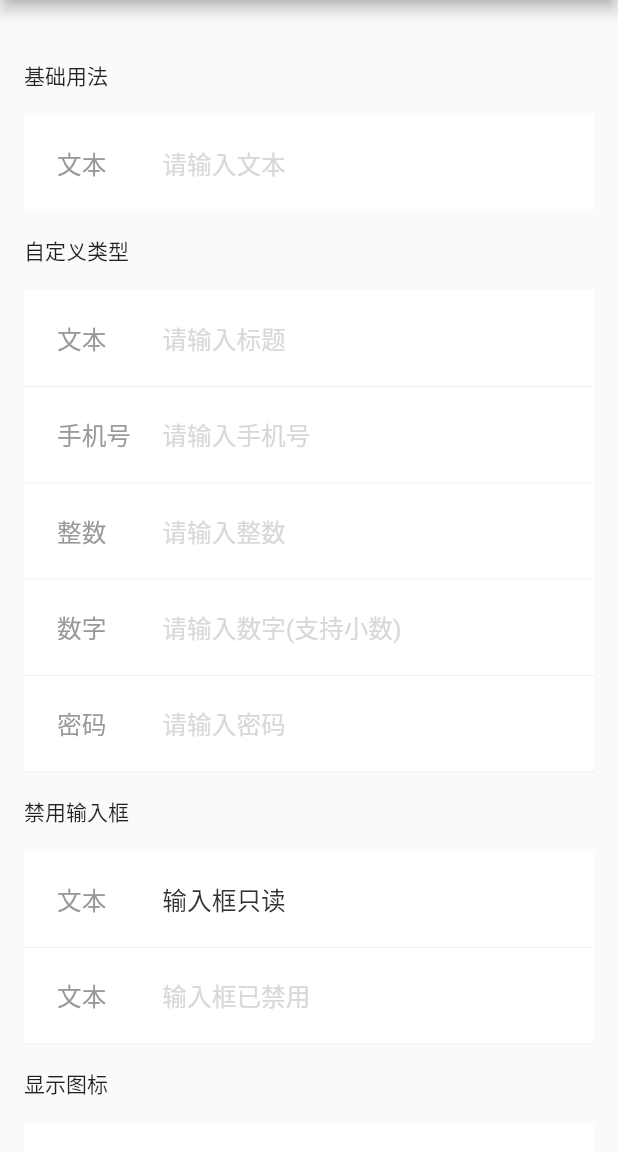
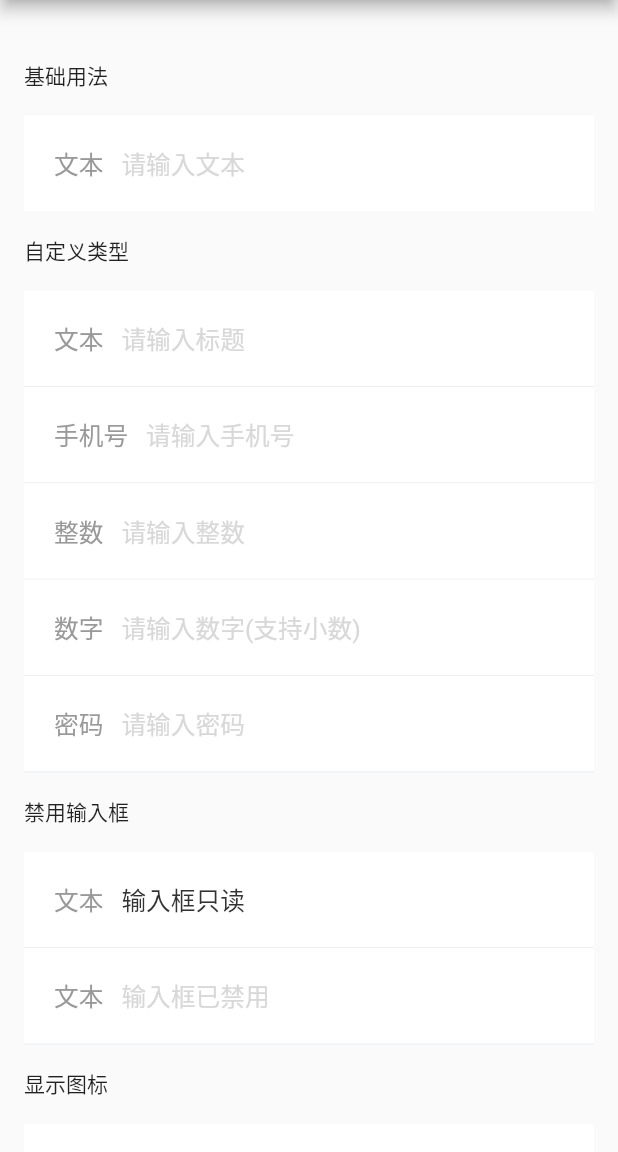
Before and after one commit to gaoyong06/gleam, a Flutter app: the GleamTextFieldPage screen opened directly, on a phone screen of 412 x 824 dp, the part 84-1236 px from its top. Run offline on Flutter 3.47's test engine with Material 2 defaults, Android fonts, the phone set to English and light mode, and no system bars; drawn by our look-alikes of oktoast; our stand-ins replace extended_image, flutter_screenutil, string_validator; missing offline and left inert: flutter_custom_dialog, wechat_assets_picker, wechat_camera_picker; network calls fail.

Commit message:
修改：完善GleamTextField

```diff
--- a/example/lib/pages/gleam_text_field_page.dart
+++ b/example/lib/pages/gleam_text_field_page.dart
@@ -7,6 +7,7 @@
 
 import 'package:flutter/material.dart';
 import 'package:gleam/gleam.dart';
+import 'package:gleam/style/app_colors.dart';
 import 'package:gleam/style/style.dart';
 
 /// GleamTextFieldPage文本输入框示例程序
@@ -108,12 +109,26 @@ class _GleamTextFieldPageState extends State<GleamTextFieldPage> {
             GleamTextField(
               label: "文本",
               hintText: "显示图标",
-              leftIcon: Icon(Icons.mood),
-              rightIcon: Icon(Icons.info_outline),
+              leftIcon: Icon(
+                Icons.mood,
+                size: 24.0,
+                color: AppColors.cl999999,
+              ),
+              rightIcon: Icon(
+                Icons.info_outline,
+                size: 24.0,
+                color: AppColors.cl999999,
+              ),
             ),
             Divider(height: 0.5, color: Color(0xFFebedf0)),
             GleamTextField(
+              leftIcon: Icon(
+                Icons.alarm,
+                size: 24.0,
+                color: AppColors.cl999999,
+              ),
               label: "文本",
+              hintText: "请输入文本",
               defaultText: "123",
             ),
             Divider(height: 0.5, color: Color(0xFFebedf0)),
@@ -147,16 +162,19 @@ class _GleamTextFieldPageState extends State<GleamTextFieldPage> {
               hintText: "输入框内容右对齐",
               textAlign: TextAlign.end,
             ),
+            // SizedBox(
+            //   height: 16.0,
+            // ),
+            // Text("显示字数统计"),
+            // SizedBox(
+            //   height: 16.0,
+            // ),
+            // GleamTextField(
+            //   label: "留言",
+            //   hintText: "请输入留言",
+            // ),
             SizedBox(
-              height: 16.0,
-            ),
-            Text("显示字数统计"),
-            SizedBox(
-              height: 16.0,
-            ),
-            GleamTextField(
-              label: "留言",
-              hintText: "请输入留言",
+              height: 40.0,
             ),
           ],
         ),
--- a/lib/src/gleam_textfield.dart
+++ b/lib/src/gleam_textfield.dart
@@ -15,7 +15,6 @@ enum GleamTextFieldType {
   tel, //手机号
   digit, //数字(支持小数, 允许一个小数点)
   number, //整数(数字是有符号的，允许正号或负号开始)
-  //
   textarea, //多行文本 TODO: 暂时未启用
   password, //密码
 }
@@ -24,6 +23,7 @@ enum GleamTextFieldType {
 class GleamTextField extends StatefulWidget {
   final GleamTextFieldType type;
   final double height; // Tile 高度
+  final EdgeInsetsGeometry padding; //容器内边距
   final String defaultText; //设置默认文本值,设置自定义 Controller后失效
   final TextStyle textStyle; //输入文本的样式
   final String label; //输入框左侧文本
@@ -33,7 +33,7 @@ class GleamTextField extends StatefulWidget {
   final Color cursorColor; //光标颜色
   final TextEditingController controller; //TextEditingController
   final int maxLength; //最大输入长度
-  final EdgeInsetsGeometry contentPadding; //内边距
+  final EdgeInsetsGeometry contentPadding; //输入框内边距
   final ValueChanged onSubmitted; //textField onSubmitted回调
   final ValueChanged onChanged; // textField onChanged回调
   final VoidCallback onTap; // textField 点击
@@ -49,6 +49,7 @@ class GleamTextField extends StatefulWidget {
     this.label,
     this.labelTextStyle,
     this.height = 58,
+    this.padding = const EdgeInsets.symmetric(horizontal: 16.0),
     this.defaultText,
     this.textStyle,
     this.hintText = '请输入',
@@ -99,8 +100,7 @@ class _GleamTextFieldState extends State<GleamTextField> {
           affinity: TextAffinity.downstream, offset: _controller.text.length)),
     );
 
-    const EdgeInsets _defaultContentPadding =
-        EdgeInsets.symmetric(horizontal: 0.0);
+    const EdgeInsets _defaultContentPadding = EdgeInsets.fromLTRB(0, 0, 0, 0);
     final TextDirection textDirection = Directionality.of(context);
     final EdgeInsets resolvedContentPadding =
         widget.contentPadding?.resolve(textDirection) ?? _defaultContentPadding;
@@ -124,7 +124,10 @@ class _GleamTextFieldState extends State<GleamTextField> {
       case GleamTextFieldType.digit:
         _keyboardType = TextInputType.numberWithOptions(decimal: true);
         _inputFormatters = [
-          FilteringTextInputFormatter.allow(RegExp("[0-9.]")),
+          //下面的正则表达式可以重复输入.
+          FilteringTextInputFormatter.allow(RegExp(r'[0-9\.]')),
+          //下面的正则表达式第二次输入. 时原有内容会被清除
+          // FilteringTextInputFormatter.allow(RegExp(r'^[0-9]+(\.)?([0-9]+)?$')),
         ];
         break;
 
@@ -143,6 +146,12 @@ class _GleamTextFieldState extends State<GleamTextField> {
       default:
     }
 
+    // left icon
+    // if () {
+    //   trailing.add(widget.leftIcon);
+    // }
+    Widget leftIcon = widget.leftIcon != null ? widget.leftIcon : Container();
+
     // leading
     Widget leading = Text(widget.label,
         overflow: TextOverflow.ellipsis,
@@ -150,11 +159,6 @@ class _GleamTextFieldState extends State<GleamTextField> {
 
     // trailing
     List<Widget> trailing = List();
-
-    // left icon
-    if (widget.leftIcon != null) {
-      trailing.add(widget.leftIcon);
-    }
 
     // TextField
     trailing.add(Expanded(
@@ -178,7 +182,7 @@ class _GleamTextFieldState extends State<GleamTextField> {
         readOnly: widget.readonly,
         enabled: !widget.disabled,
         decoration: InputDecoration(
-          contentPadding: EdgeInsets.fromLTRB(0, 0, 0, 0),
+          contentPadding: widget.contentPadding,
           fillColor: Colors.transparent,
           hintText: widget.hintText,
           hintStyle: widget.hintStyle ?? Style.ts_D8D8D8_15,
@@ -211,15 +215,15 @@ class _GleamTextFieldState extends State<GleamTextField> {
           children: <Widget>[
             Center(
               child: Container(
-                padding: EdgeInsets.symmetric(horizontal: 20.w),
+                padding: widget.padding,
                 child: Row(
                   children: <Widget>[
+                    leftIcon,
+                    SizedBox(
+                      width: 4.0,
+                    ),
+                    leading,
                     Expanded(
-                      flex: 14,
-                      child: leading,
-                    ),
-                    Expanded(
-                      flex: 53,
                       child: Row(
                         children: trailing,
                       ),
```
Also changed, not shown: 1 other file.
